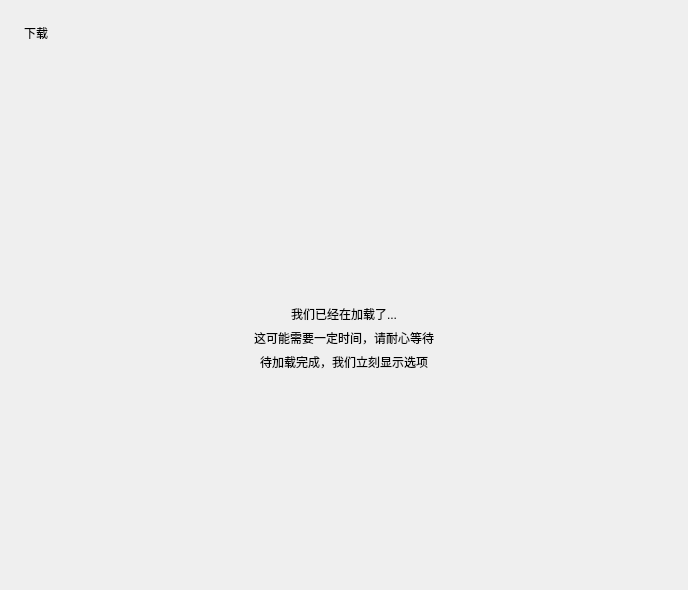
The window that ui/download_load.ui (BloretCrew/Bloret-Launcher) describes before a commit, drawn with Qt 5.
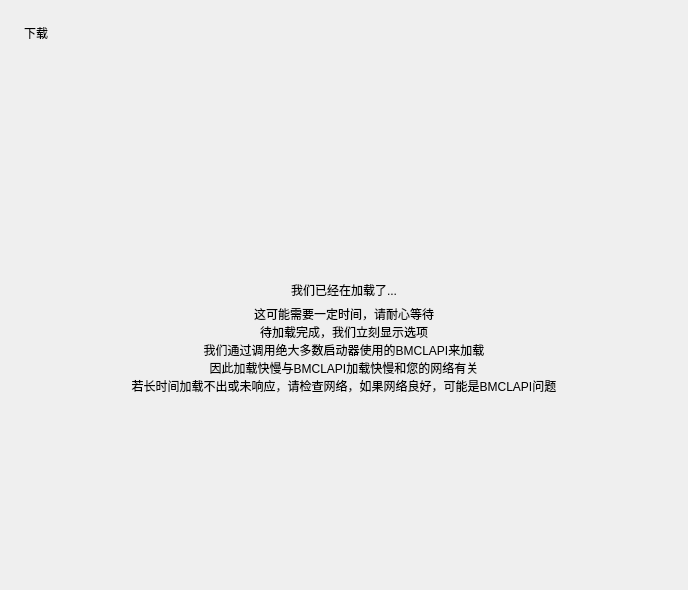
The same window after the commit. Icons and pictures are not drawn. Custom widgets are drawn as their Qt base class.

Patch:
```diff
--- a/ui/download_load.ui
+++ b/ui/download_load.ui
@@ -143,16 +143,6 @@
          </property>
         </widget>
        </item>
-       <item>
-        <widget class="CaptionLabel" name="label_3">
-         <property name="text">
-          <string>这可能需要一定时间，请耐心等待</string>
-         </property>
-         <property name="alignment">
-          <set>Qt::AlignCenter</set>
-         </property>
-        </widget>
-       </item>
        <item>
         <widget class="CaptionLabel" name="label_4">
          <property name="maximumSize">
@@ -162,7 +152,11 @@
           </size>
          </property>
          <property name="text">
-          <string>待加载完成，我们立刻显示选项</string>
+          <string>这可能需要一定时间，请耐心等待
+待加载完成，我们立刻显示选项
+我们通过调用绝大多数启动器使用的BMCLAPI来加载
+因此加载快慢与BMCLAPI加载快慢和您的网络有关
+若长时间加载不出或未响应，请检查网络，如果网络良好，可能是BMCLAPI问题</string>
          </property>
          <property name="alignment">
           <set>Qt::AlignCenter</set>
```
Left out of the diff: 2 changed lines with no effect on the pictures.
